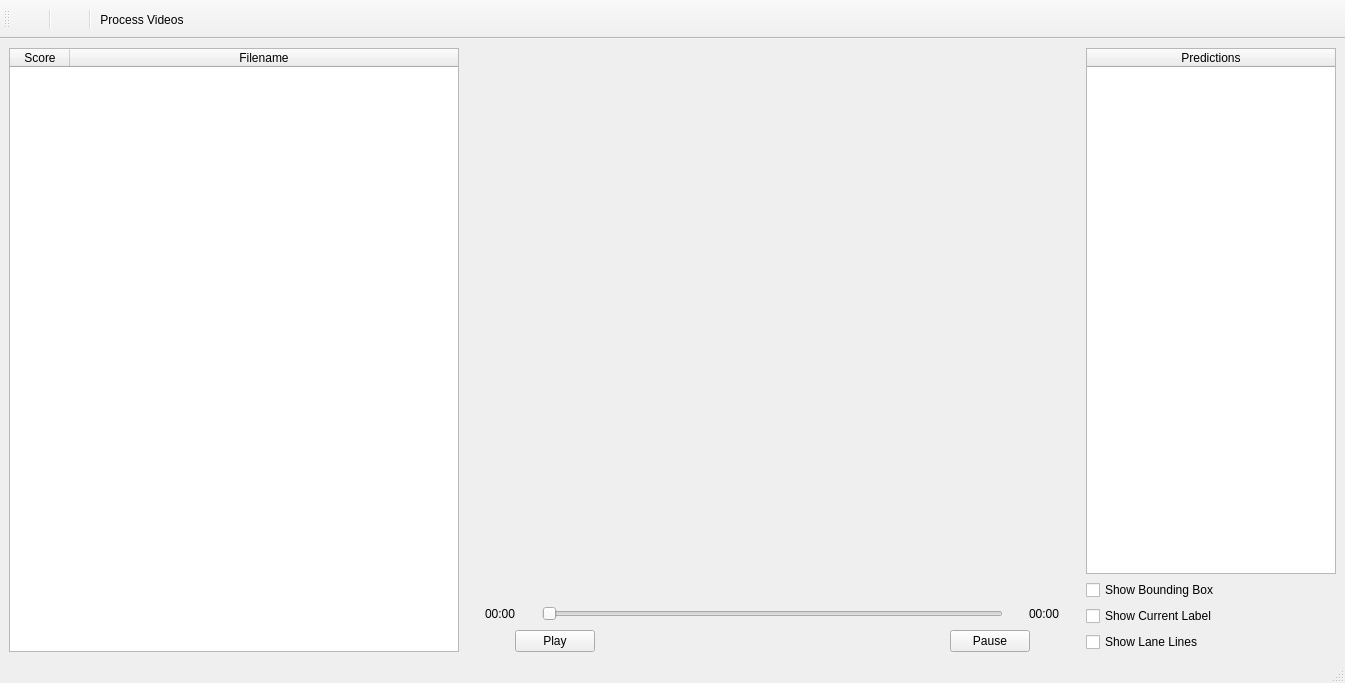
Above: App.ui from byq-luo/bosch before the change. Below: the same form after it.
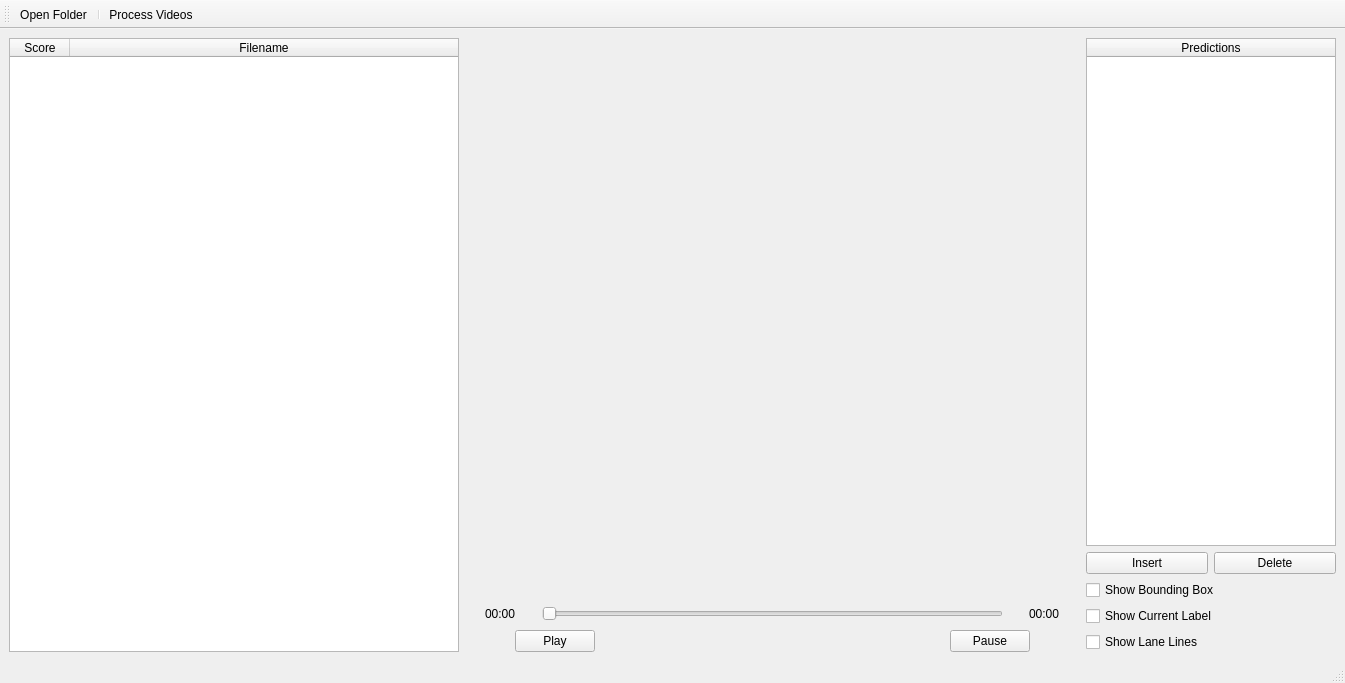
That is the form after the change. Icons and pictures are not drawn. Custom widgets are drawn as their Qt base class.

Patch:
```diff
--- a/App.ui
+++ b/App.ui
@@ -288,6 +288,24 @@
         </column>
        </widget>
       </item>
+      <item>
+       <layout class="QHBoxLayout" name="horizontalLayout_4">
+        <item>
+         <widget class="QPushButton" name="pushButton">
+          <property name="text">
+           <string>Insert</string>
+          </property>
+         </widget>
+        </item>
+        <item>
+         <widget class="QPushButton" name="pushButton_2">
+          <property name="text">
+           <string>Delete</string>
+          </property>
+         </widget>
+        </item>
+       </layout>
+      </item>
       <item>
        <widget class="QCheckBox" name="boundingBoxCheckbox">
         <property name="text">
@@ -324,31 +342,17 @@
    <attribute name="toolBarBreak">
     <bool>false</bool>
    </attribute>
-   <addaction name="processOneFileAction"/>
-   <addaction name="separator"/>
    <addaction name="processMultipleFilesAction"/>
    <addaction name="separator"/>
    <addaction name="actionProcessVideos"/>
   </widget>
-  <action name="processOneFileAction">
-   <property name="icon">
-    <iconset>
-     <normaloff>icons/file.png</normaloff>icons/file.png</iconset>
-   </property>
-   <property name="text">
-    <string/>
-   </property>
-   <property name="toolTip">
-    <string>Process One Video File</string>
-   </property>
-  </action>
   <action name="processMultipleFilesAction">
    <property name="icon">
     <iconset>
      <normaloff>icons/folder.png</normaloff>icons/folder.png</iconset>
    </property>
    <property name="text">
-    <string/>
+    <string>Open Folder</string>
    </property>
    <property name="toolTip">
     <string>Recursively Process Videos From Folder</string>
```
Left out of the diff: 16 changed lines with no effect on the pictures.
